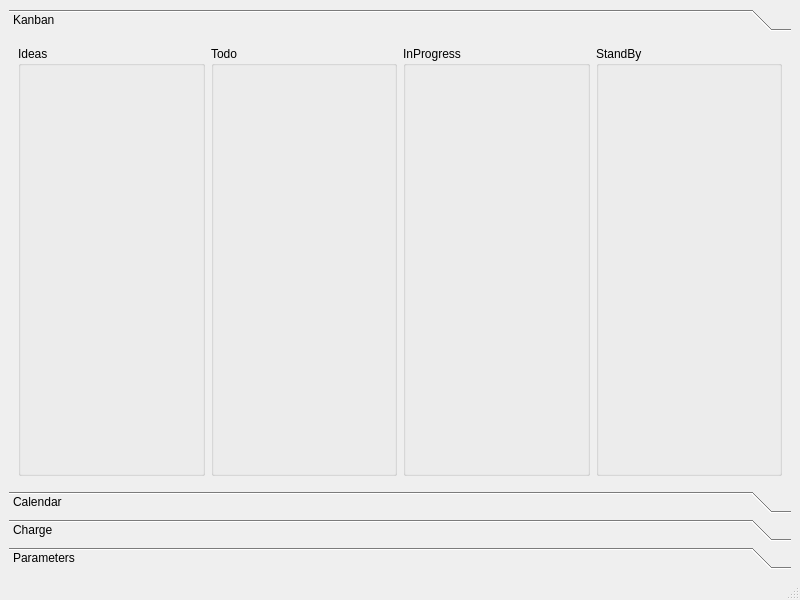
Qt form mainwindow.ui (MaximeAeva/TheEfficientGuy) before a commit.
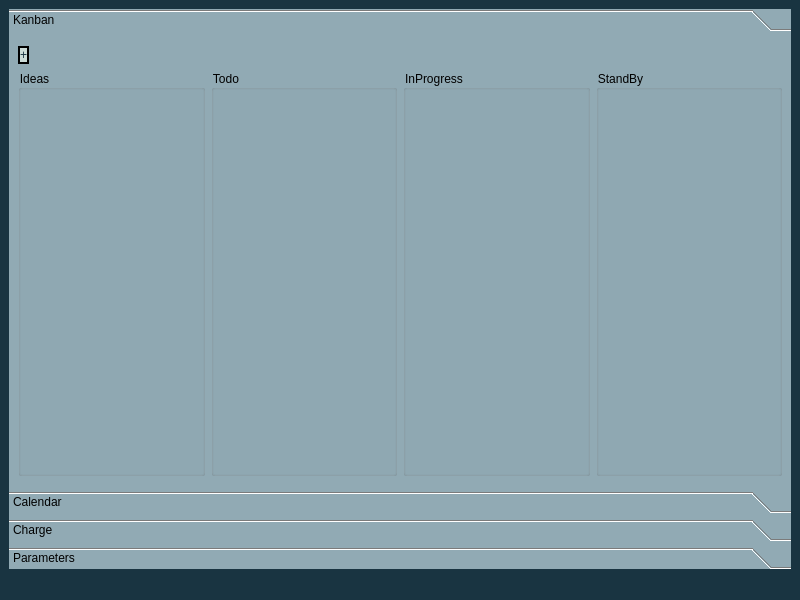
The same form after that commit. The open tabs and pages were chosen to show the change.

Diff of the .ui file:
```diff
--- a/mainwindow.ui
+++ b/mainwindow.ui
@@ -13,10 +13,16 @@
   <property name="windowTitle">
    <string>MainWindow</string>
   </property>
+  <property name="styleSheet">
+   <string notr="true">background-color: rgb(25, 52, 65);</string>
+  </property>
   <widget class="QWidget" name="centralwidget">
    <layout class="QGridLayout" name="gridLayout">
     <item row="0" column="0">
      <widget class="QToolBox" name="toolBox">
+      <property name="styleSheet">
+       <string notr="true">background-color: rgb(145, 170, 180);</string>
+      </property>
       <property name="currentIndex">
        <number>1</number>
       </property>
@@ -32,30 +38,93 @@
        <attribute name="label">
         <string>Kanban</string>
        </attribute>
-       <layout class="QHBoxLayout" name="horizontalLayout">
-        <item>
-         <widget class="QGroupBox" name="groupBox">
+       <layout class="QGridLayout" name="gridLayout_2">
+        <item row="0" column="0">
+         <widget class="QPushButton" name="adder">
+          <property name="sizePolicy">
+           <sizepolicy hsizetype="Fixed" vsizetype="Fixed">
+            <horstretch>0</horstretch>
+            <verstretch>0</verstretch>
+           </sizepolicy>
+          </property>
+          <property name="styleSheet">
+           <string notr="true">QPushButton{
+font: 87 14pt &quot;Arial Black&quot;;
+border-color: rgb(25, 52, 65);
+color: rgb(25, 52, 65);
+background-color: rgb(203, 219, 215);
+border : 2px solid;
+border-radius : 15px;
+height : 1em;
+width : 1em;
+}
+
+QPushButton:hover{
+	background-color: rgb(25, 52, 65);
+	color: rgb(203, 219, 215);
+	border-color: rgb(203, 219, 215);
+}
+
+QPushButton:pressed{
+	background-color: rgb(203, 219, 215);
+	color: rgb(25, 52, 65);
+	border-color: rgb(25, 52, 65);
+}
+
+</string>
+          </property>
+          <property name="text">
+           <string>+</string>
+          </property>
+         </widget>
+        </item>
+        <item row="1" column="0" rowspan="3">
+         <widget class="QGroupBox" name="ideas">
+          <property name="sizePolicy">
+           <sizepolicy hsizetype="Expanding" vsizetype="Preferred">
+            <horstretch>0</horstretch>
+            <verstretch>0</verstretch>
+           </sizepolicy>
+          </property>
           <property name="title">
            <string>Ideas</string>
           </property>
          </widget>
         </item>
-        <item>
-         <widget class="QGroupBox" name="groupBox_2">
+        <item row="1" column="1" rowspan="3">
+         <widget class="QGroupBox" name="todo">
+          <property name="sizePolicy">
+           <sizepolicy hsizetype="Expanding" vsizetype="Preferred">
+            <horstretch>0</horstretch>
+            <verstretch>0</verstretch>
+           </sizepolicy>
+          </property>
           <property name="title">
            <string>Todo</string>
           </property>
          </widget>
         </item>
-        <item>
-         <widget class="QGroupBox" name="groupBox_3">
+        <item row="1" column="2" rowspan="3">
+         <widget class="QGroupBox" name="inprogress">
+          <property name="sizePolicy">
+           <sizepolicy hsizetype="Expanding" vsizetype="Preferred">
+            <horstretch>0</horstretch>
+            <verstretch>0</verstretch>
+           </sizepolicy>
+          </property>
           <property name="title">
            <string>InProgress</string>
           </property>
          </widget>
         </item>
-        <item>
-         <widget class="QGroupBox" name="groupBox_4">
+        <item row="1" column="3" rowspan="3">
+         <widget class="QGroupBox" name="standby">
+          <property name="sizePolicy">
+           <sizepolicy hsizetype="Expanding" vsizetype="Preferred">
+            <horstretch>0</horstretch>
+            <verstretch>0</verstretch>
+           </sizepolicy>
+          </property>
           <property name="title">
            <string>StandBy</string>
           </property>
```
Left out of the diff: 18 changed lines with no effect on the pictures.
